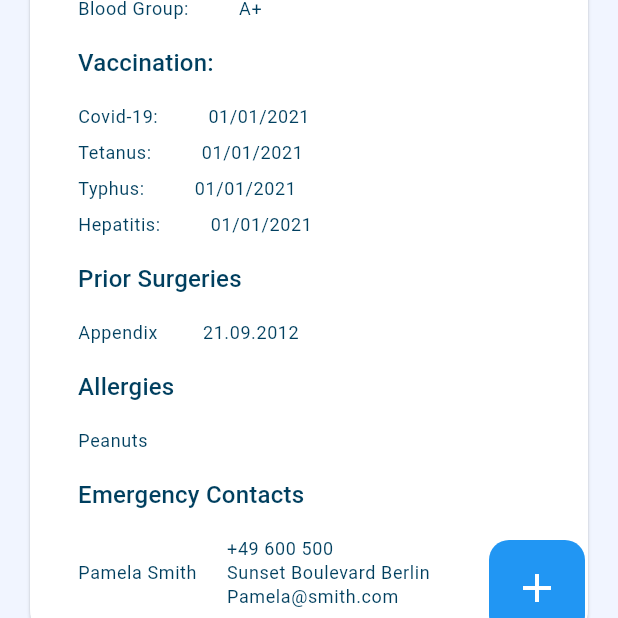
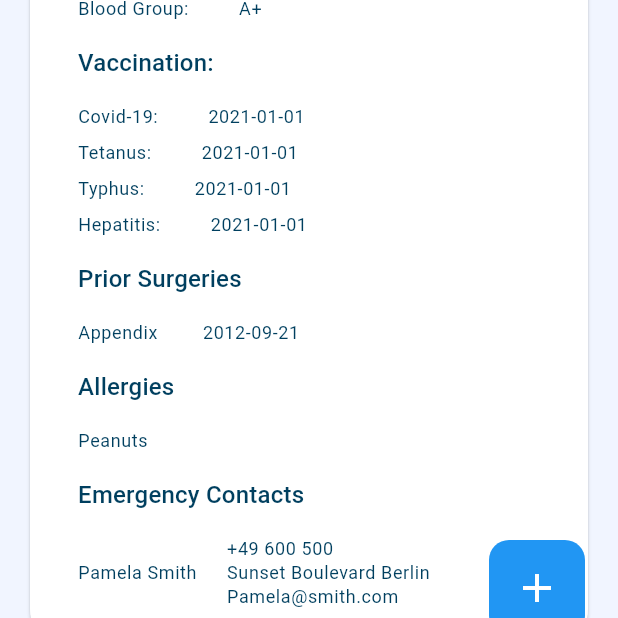
Before and after one commit to cristianvitor01/health_monitor, a Flutter app: the MedicalInfoPage screen opened by its route, on a phone screen of 412 x 824 dp, the part 435-1053 px from its top. Run offline on Flutter 3.47's test engine with Material 3 defaults, Android fonts, the phone set to English and light mode, and no system bars; our stand-ins replace cloud_firestore, firebase_core, table_calendar; accounts and stored records are empty; Roboto replaces fonts that are missing (Poppins).

Commit message:
Adicionado modelo MedicalInfo e serviço de dados para integração com Firestore. Editado dados string para datetime em medical card info.

```diff
--- a/lib/pages/medical_info/medical_info_page.dart
+++ b/lib/pages/medical_info/medical_info_page.dart
@@ -18,9 +18,9 @@ class MedicalInfoPage extends StatelessWidget {
             ListView(
               // Para permitir rolagem
               padding: const EdgeInsets.all(16.0),
-              children: const [
-                DashboardHeader(title: 'Medical Info',), // Cabeçalho no topo
-                SizedBox(height: 16.0), // Espaço entre widgets
+              children: [
+                const DashboardHeader(title: 'Medical Info',), // Cabeçalho no topo
+                const SizedBox(height: 16.0), // Espaço entre widgets
                 MedicalInfoCard(
                   userName: 'John Smith',
                   gender: 'Male',
@@ -28,11 +28,11 @@ class MedicalInfoPage extends StatelessWidget {
                   height: '1.80m',
                   weight: '80kg',
                   bloodGroup: 'A+',
-                  covidVaccine: '01/01/2021',
-                  tetanusVaccine: '01/01/2021',
-                  typhusVaccine: '01/01/2021',
-                  hepatitisVaccine: '01/01/2021',
-                  surgery: '21.09.2012  ',
+                  covidVaccine: DateTime.parse('2021-01-01'),
+                  tetanusVaccine: DateTime.parse('2021-01-01'),
+                  typhusVaccine: DateTime.parse('2021-01-01'),
+                  hepatitisVaccine: DateTime.parse('2021-01-01'),
+                  surgery: DateTime.parse('2012-09-21'),
                   allergies: 'Peanuts',
                   emergencyContacName: 'Pamela Smith',
                   emergencyContacNumber: '+49 600 500',
--- a/lib/widgets/medical_info_card.dart
+++ b/lib/widgets/medical_info_card.dart
@@ -9,12 +9,12 @@ class MedicalInfoCard extends StatelessWidget {
   final String weight;
   final String bloodGroup;
   // Dados de vacinação
-  final String covidVaccine;
-  final String tetanusVaccine;
-  final String typhusVaccine;
-  final String hepatitisVaccine;
+  final DateTime covidVaccine;
+  final DateTime tetanusVaccine;
+  final DateTime typhusVaccine;
+  final DateTime hepatitisVaccine;
   // Surgery
-  final String surgery;
+  final DateTime surgery;
   // Allergies
   final String allergies;
   // Emergency Contacts
@@ -161,7 +161,7 @@ class MedicalInfoCard extends StatelessWidget {
                         .bodySmall
                         ?.copyWith(color: UIColor.textMain)),
                 const SizedBox(width: 30.0),
-                Text(covidVaccine,
+                Text('${covidVaccine.toLocal()}'.split(' ')[0], // convertendo a data para string
                     style: Theme.of(context)
                         .textTheme
                         .bodySmall
@@ -177,7 +177,7 @@ class MedicalInfoCard extends StatelessWidget {
                         .bodySmall
                         ?.copyWith(color: UIColor.textMain)),
                 const SizedBox(width: 30.0),
-                Text(tetanusVaccine,
+                Text('${tetanusVaccine.toLocal()}'.split(' ')[0],
                     style: Theme.of(context)
                         .textTheme
                         .bodySmall
@@ -193,7 +193,7 @@ class MedicalInfoCard extends StatelessWidget {
                         .bodySmall
                         ?.copyWith(color: UIColor.textMain)),
                 const SizedBox(width: 30.0),
-                Text(typhusVaccine,
+                Text('${typhusVaccine.toLocal()}'.split(' ')[0],
                     style: Theme.of(context)
                         .textTheme
                         .bodySmall
@@ -209,7 +209,7 @@ class MedicalInfoCard extends StatelessWidget {
                         .bodySmall
                         ?.copyWith(color: UIColor.textMain)),
                 const SizedBox(width: 30.0),
-                Text(hepatitisVaccine,
+                Text('${hepatitisVaccine.toLocal()}'.split(' ')[0],
                     style: Theme.of(context)
                         .textTheme
                         .bodySmall
@@ -231,7 +231,7 @@ class MedicalInfoCard extends StatelessWidget {
                         .bodySmall
                         ?.copyWith(color: UIColor.textMain)),
                 const SizedBox(width: 30.0),
-                Text(surgery,
+                Text('${surgery.toLocal()}'.split(' ')[0],
                     style: Theme.of(context)
                         .textTheme
                         .bodySmall
```
Also changed, not shown: lib/models/medical_info.dart (added, +88 -0 lines), lib/services/data_service.dart (added, +18 -0 lines), lib/main.dart (line endings or trailing spaces).
